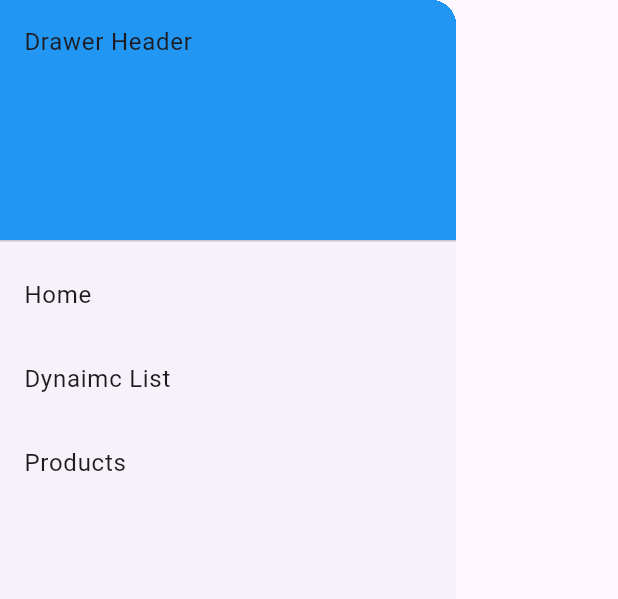
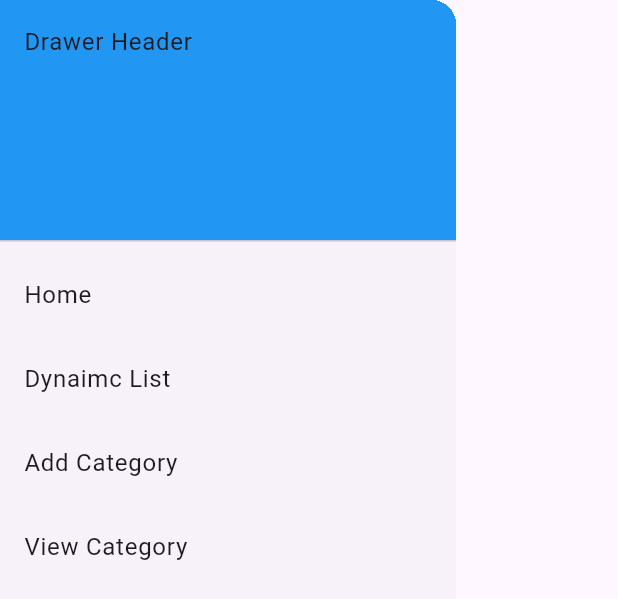
Before and after one commit to Owaisk23/MobAppDevelopment, a Flutter app: the DrawerSide widget shown alone on an empty page, opened directly, on a phone screen of 412 x 824 dp. Shown: the top 599 px of the screen. Run offline on Flutter 3.47's test engine with Material 3 defaults, Android fonts, the phone set to English and light mode, and no system bars; our stand-ins replace cloud_firestore, firebase_auth, firebase_core; accounts and stored records are empty.

Commit message:
added view category from firebase

```diff
--- a/flutter/forms/lib/Addcat.dart
+++ b/flutter/forms/lib/Addcat.dart
@@ -73,7 +73,7 @@ class _AddcatState extends State<Addcat> {
                     borderRadius: BorderRadius.zero,
                   ),
                 ),
-                child: Text('Login'),
+                child: Text('Add Category'),
               ),
             ],
           ),
--- a/flutter/forms/lib/DrawerSide.dart
+++ b/flutter/forms/lib/DrawerSide.dart
@@ -1,5 +1,6 @@
 import 'package:flutter/material.dart';
 import 'package:forms/Addcat.dart';
+import 'package:forms/CatList.dart';
 import 'package:forms/Dynamiclist.dart';
 import 'package:forms/Home.dart';
 
@@ -36,9 +37,15 @@ class _DrawerSideState extends State<DrawerSide> {
             },
           ),
           ListTile(
-            title: Text('Products'),
+            title: Text('Add Category'),
             onTap: () {
               Navigator.push(context, MaterialPageRoute(builder: (context) => Addcat()));
+            },
+          ),
+          ListTile(
+            title: Text('View Category'),
+            onTap: () {
+              Navigator.push(context, MaterialPageRoute(builder: (context) => CatList()));
             },
           ),
         ],
```
Also changed, not shown: flutter/forms/lib/CatList.dart (added, +41 -0 lines), flutter/forms/lib/HomeEcommerce.dart (deleted).
